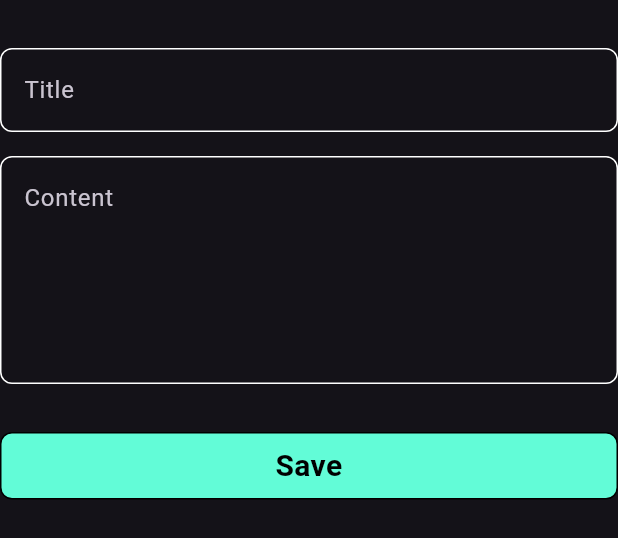
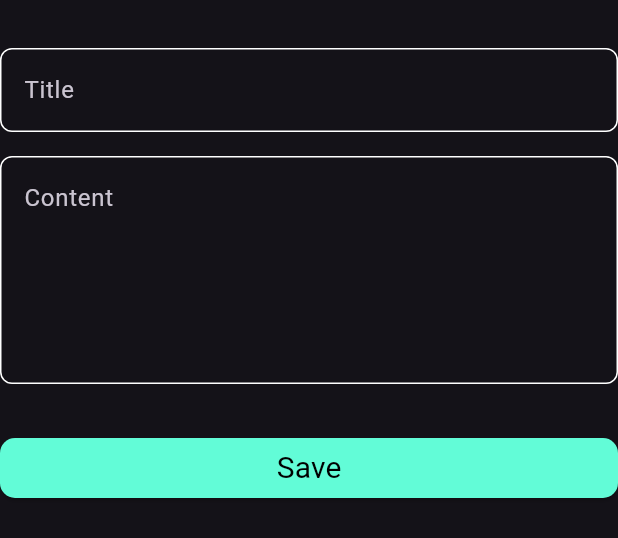
Before and after one commit to moelhewehy7/notes-app, a Flutter app: the Noteform widget shown alone on an empty page, opened directly, on a phone screen of 412 x 824 dp. Shown: the top 538 px of the screen. Run offline on Flutter 3.47's test engine with Material 3 defaults, Android fonts, the phone set to English and light mode, and no system bars; our stand-ins replace bloc, flutter_bloc, hive, hive_flutter; accounts and stored records are empty.

Commit message:
change custom buttom to be elevated button not container

```diff
--- a/lib/customwidget/addnotebottomshee.dart
+++ b/lib/customwidget/addnotebottomshee.dart
@@ -60,7 +60,7 @@ class _NoteformState extends State<Noteform> {
             height: 32,
           ),
           CustomButton(
-            onTap: () {
+            onpressed: () {
               if (formkey.currentState!.validate()) {
                 return formkey.currentState!.save();
               } else {
@@ -77,3 +77,7 @@ class _NoteformState extends State<Noteform> {
     );
   }
 }
+// SpinKitCircle(
+//                                 color: Color.fromARGB(255, 56, 103, 128),
+//                                 size: 20.0,
+//                               );
--- a/lib/customwidget/button.dart
+++ b/lib/customwidget/button.dart
@@ -1,33 +1,22 @@
 import 'package:flutter/material.dart';
 
 class CustomButton extends StatelessWidget {
-  const CustomButton({super.key, this.onTap});
-  final void Function()? onTap;
+  const CustomButton({super.key, this.onpressed});
+  final void Function()? onpressed;
   @override
   Widget build(BuildContext context) {
-    return GestureDetector(
-      onTap: onTap,
-      child: Container(
-        width: MediaQuery.of(context).size.width,
-        height: 45, // Takes the width of the screen
-        decoration: BoxDecoration(
-          color: const Color(0xff62FCD7),
-          borderRadius:
-              BorderRadius.circular(8.0), // Optional: Adds rounded corners
-          border: Border.all(color: Colors.black), // Optional: Adds a border
+    return ElevatedButton(
+        onPressed: onpressed,
+        child: Text(
+          "Save",
+          style: TextStyle(
+              color: Colors.black, fontSize: 20, fontWeight: FontWeight.w400),
         ),
-        child: Center(
-          child: const Text(
-            'Save',
-            textAlign: TextAlign.center,
-            style: TextStyle(
-              color: Colors.black,
-              fontSize: 20,
-              fontWeight: FontWeight.bold,
-            ),
-          ),
-        ),
-      ),
-    );
+        style: ElevatedButton.styleFrom(
+            backgroundColor: Color(0xff62FCD7),
+            fixedSize: Size(MediaQuery.of(context).size.width,
+                40), // Change the button size here
+            shape: RoundedRectangleBorder(
+                borderRadius: BorderRadius.circular(10))));
   }
 }
--- a/pubspec.yaml
+++ b/pubspec.yaml
@@ -40,6 +40,7 @@ dependencies:
   hive_flutter: ^1.1.0  #exctinsion for flutter
   flutter_bloc: ^8.1.3
   bloc: ^8.1.2
+  flutter_spinkit: ^5.2.0
 
 dev_dependencies:
   build_runner: ^2.3.2   #to generate code
```
Also changed, not shown: pubspec.lock.
